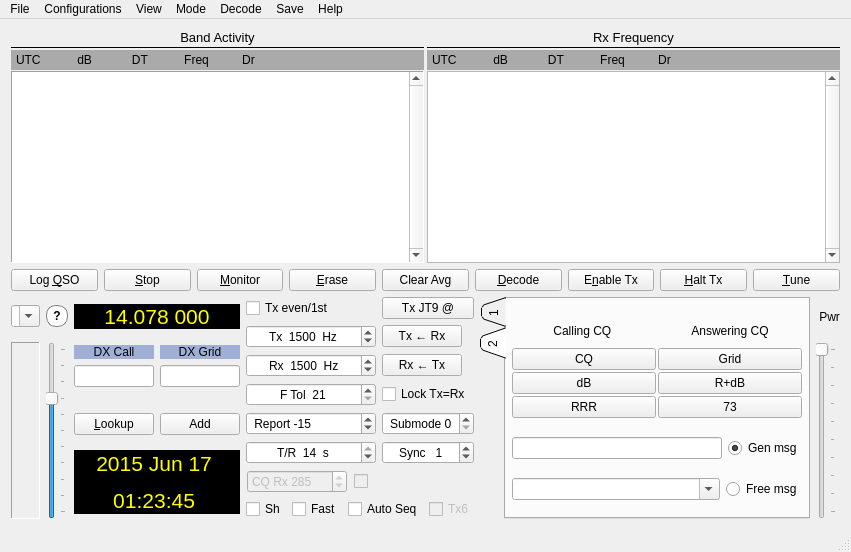
saitohirga/WSJT-X, file mainwindow.ui: the form before one commit.
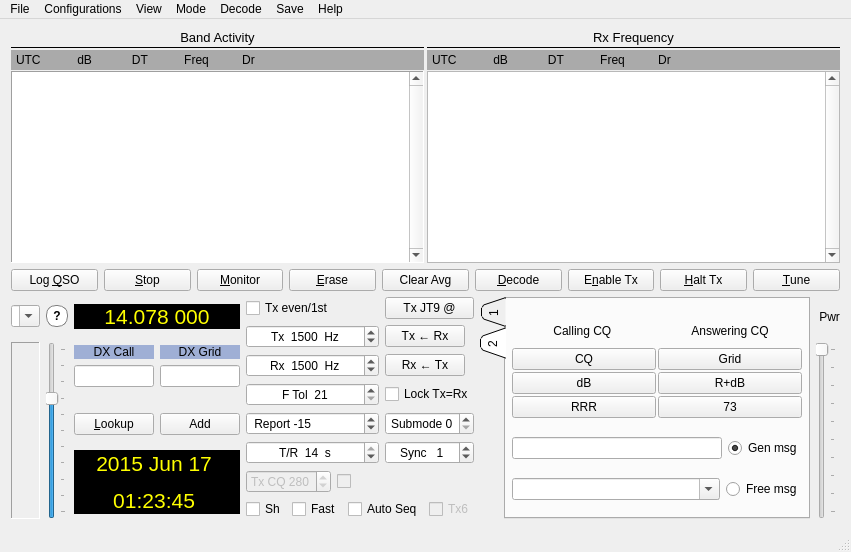
The form after the commit. The open tabs and pages were chosen to show the change. Custom widgets are drawn as their Qt base class.

Commit message:
Change the "CQ nnn ..." logic to specify the calling frequency...
... rather than the working frequency.

Users set their working frequency and specify a calling frequency as a
kHz offset  into the  current Rx  MHz with the  main window  spin box.
Calling CQ on  the specified calling frequency is  enabled by checking
the associated option.

Also enhanced  the auto  sequencing to handle  short code  73 messages
correctly.

Diff of the .ui file:
```diff
--- a/mainwindow.ui
+++ b/mainwindow.ui
@@ -931,14 +931,11 @@
                      <property name="enabled">
                       <bool>false</bool>
                      </property>
-                     <property name="maximumSize">
-                      <size>
-                       <width>100</width>
-                       <height>16777215</height>
-                      </size>
+                     <property name="toolTip">
+                      <string>&lt;html&gt;&lt;head/&gt;&lt;body&gt;&lt;p&gt;Frequency to call CQ on in kHz above the current MHz&lt;/p&gt;&lt;/body&gt;&lt;/html&gt;</string>
                      </property>
                      <property name="prefix">
-                      <string>CQ Rx </string>
+                      <string>Tx CQ </string>
                      </property>
                      <property name="minimum">
                       <number>1</number>
@@ -947,7 +944,7 @@
                       <number>999</number>
                      </property>
                      <property name="value">
-                      <number>285</number>
+                      <number>280</number>
                      </property>
                     </widget>
                    </item>
@@ -956,11 +953,8 @@
                      <property name="enabled">
                       <bool>false</bool>
                      </property>
-                     <property name="maximumSize">
-                      <size>
-                       <width>20</width>
-                       <height>16777215</height>
-                      </size>
+                     <property name="toolTip">
+                      <string>&lt;html&gt;&lt;head/&gt;&lt;body&gt;&lt;p&gt;Check this to call CQ on the &amp;quot;Tx CQ&amp;quot; frequency. Rx will be on the current frequency and the CQ message wiill include the current Rx frequency so callers know which frequency to reply on.&lt;/p&gt;&lt;/body&gt;&lt;/html&gt;</string>
                      </property>
                      <property name="text">
                       <string/>
```
Left out of the diff: 18 changed lines with no effect on the pictures. The commit also changes 2 other files.
